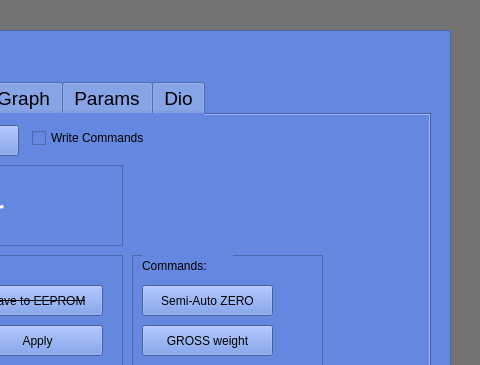
The window that flowscale/forms/mainwindow.ui (sigurgeirg/sandbox) describes before a commit, drawn with Qt 5; both pictures show x 320 to 800 and y 0 to 365 of the 800 by 600 pixel window.
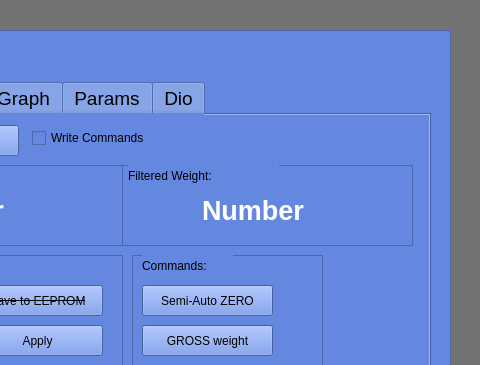
The same window after the commit. The open tabs and pages were chosen to show the change. Custom widgets are drawn as their Qt base class.

Commit message: live filtered weight

Patch:
```diff
--- a/flowscale/forms/mainwindow.ui
+++ b/flowscale/forms/mainwindow.ui
@@ -904,6 +904,61 @@
         </property>
        </widget>
       </widget>
+      <widget class="QFrame" name="receiveFrame_2">
+       <property name="geometry">
+        <rect>
+         <x>310</x>
+         <y>50</y>
+         <width>291</width>
+         <height>81</height>
+        </rect>
+       </property>
+       <property name="styleSheet">
+        <string notr="true"/>
+       </property>
+       <property name="frameShape">
+        <enum>QFrame::StyledPanel</enum>
+       </property>
+       <property name="frameShadow">
+        <enum>QFrame::Raised</enum>
+       </property>
+       <widget class="QLabel" name="lblReceivedWeight_2">
+        <property name="geometry">
+         <rect>
+          <x>80</x>
+          <y>30</y>
+          <width>141</width>
+          <height>31</height>
+         </rect>
+        </property>
+        <property name="font">
+         <font>
+          <pointsize>20</pointsize>
+          <weight>75</weight>
+          <bold>true</bold>
+         </font>
+        </property>
+        <property name="styleSheet">
+         <string notr="true">color: rgb(255, 255, 255);</string>
+        </property>
+        <property name="text">
+         <string>Number</string>
+        </property>
+       </widget>
+       <widget class="QLabel" name="lblWeight_2">
+        <property name="geometry">
+         <rect>
+          <x>6</x>
+          <y>0</y>
+          <width>151</width>
+          <height>21</height>
+         </rect>
+        </property>
+        <property name="text">
+         <string>Filtered Weight:</string>
+        </property>
+       </widget>
+      </widget>
      </widget>
      <widget class="QWidget" name="tabGraph">
       <attribute name="title">
```
Left out of the diff: 18 changed lines with no effect on the pictures. The commit also changes 4 other files.
